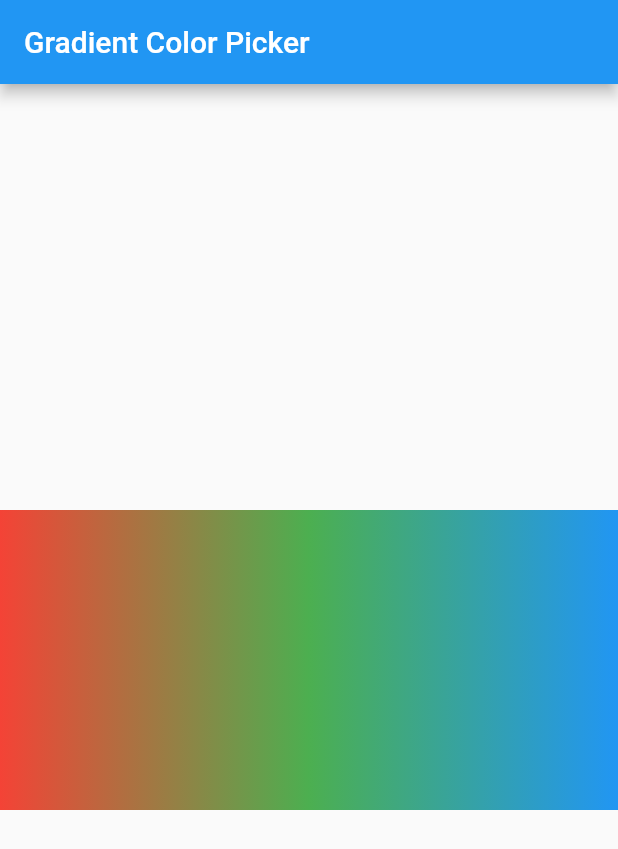
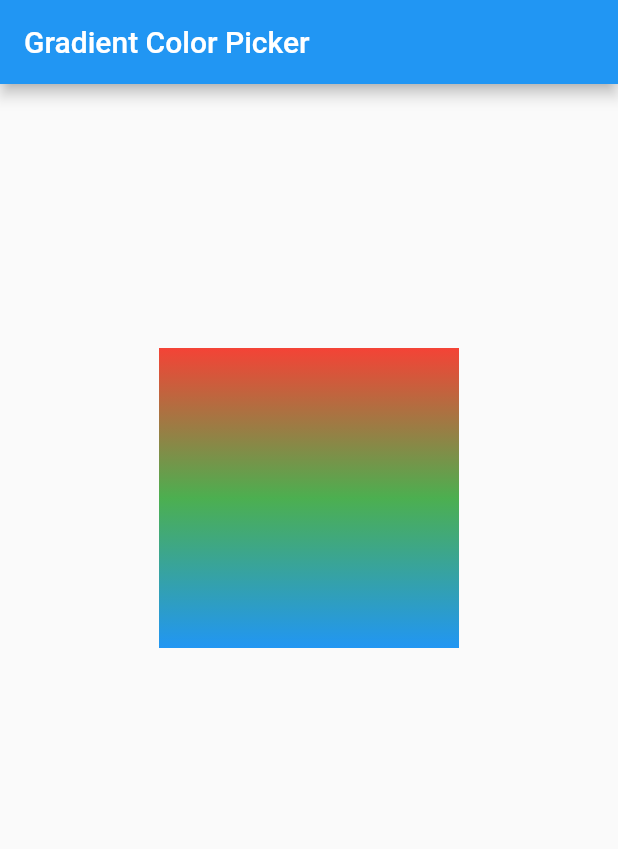
Before and after one commit to matthewstachyra/colorpicker-flutter-widget, a Flutter app: the screen it shows after launch, on a phone screen of 412 x 824 dp. Shown: the top 849 px of the screen. Run offline on Flutter 3.47's test engine with Material 2 defaults, Android fonts, the light colour scheme and no system bars.

Commit message:
tranpose gradient

```diff
--- a/lib/main.dart
+++ b/lib/main.dart
@@ -29,7 +29,7 @@ class _GradientColorPickerState extends State<GradientColorPicker> {
     return selectedColor!;
   }
 
-  @override
+@override
   Widget build(BuildContext context) {
     return LayoutBuilder(
       builder: (context, constraints) {
@@ -39,6 +39,7 @@ class _GradientColorPickerState extends State<GradientColorPicker> {
             mainAxisAlignment: MainAxisAlignment.center,
             children: [
               Container(
+                width: 200,
                 height: 200,
                 decoration: const BoxDecoration(
                   gradient: LinearGradient(
@@ -47,8 +48,16 @@ class _GradientColorPickerState extends State<GradientColorPicker> {
                       Colors.green,
                       Colors.blue,
                     ],
+                    begin: Alignment.topCenter,
+                    end: Alignment.bottomCenter,
                   ),
                 ),
+              ),
+              SizedBox(height: 16),
+              Container(
+                width: 50,
+                height: 200,
+                color: _selectedColor,
               ),
             ],
           ),
@@ -57,6 +66,7 @@ class _GradientColorPickerState extends State<GradientColorPicker> {
     );
   }
 }
+
 
 void main() {
   runApp(
```
